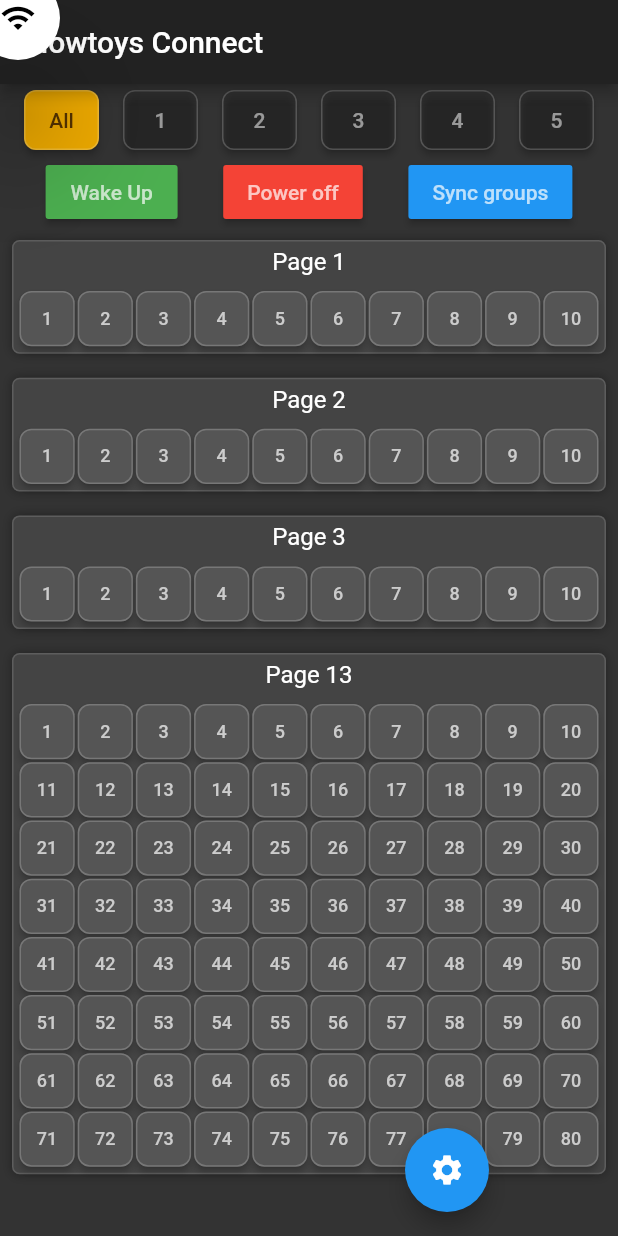
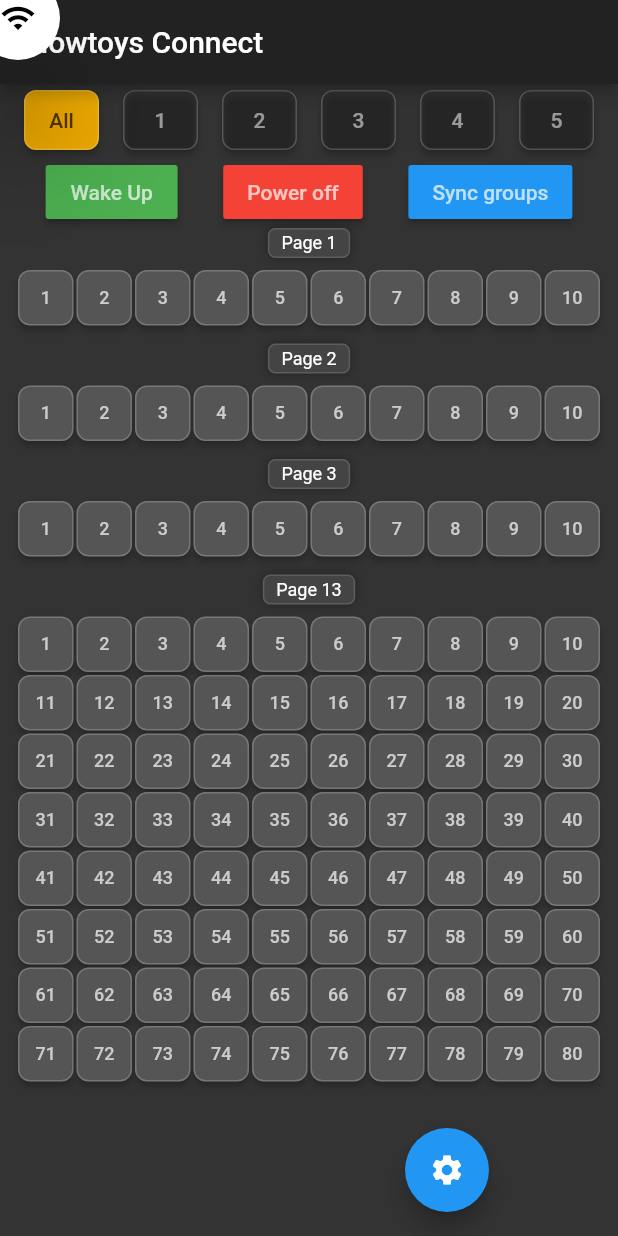
Before and after one commit to benkuper/FlowtoysConnect, a Flutter app: the screen it shows after launch, on a phone screen of 412 x 824 dp. Run offline on Flutter 3.47's test engine with Material 2 defaults, Android fonts, the phone set to English and light mode, and no system bars; drawn by our look-alikes of flutter_speed_dial; our stand-ins replace flutter_blue, fluttertoast, multicast_dns, shared_preferences, validators; missing offline and left inert: osc.

Commit message:
faster buetooth + better ui

```diff
--- a/lib/blemanager.dart
+++ b/lib/blemanager.dart
@@ -16,6 +16,7 @@ class BLEManager {
   bool isConnecting = false;
   bool isScanning = false;
   bool isReadyToSend = false;
+  bool isSending = false;
 
   StreamController<void> changeStream;
 
@@ -45,6 +46,7 @@ class BLEManager {
     isConnecting = true;
     isConnected = false;
     changeStream.add(null);
+
 
     await flutterBlue.connectedDevices.then((devices) {
       for (BluetoothDevice d in devices) {
@@ -201,8 +203,11 @@ class BLEManager {
       print(" > " + v.toString());
     }
 
+    //for(int i=0;i<10 && isSending;i++) sleep(Duration(milliseconds: 100));
+
     try {
-      await txChar.write(utf8.encode(message));
+      isSending =true;
+      await txChar.write(utf8.encode(message,),withoutResponse:true);
     } on PlatformException catch (error) {
       print("Error writing : " + error.toString());
       Fluttertoast.showToast(
@@ -214,6 +219,8 @@ class BLEManager {
           msg: "Error sending Bluetooth command :\n${error.toString()}",
           textColor: Colors.deepOrange);
     }
+
+    isSending = false;
   }
 
   void sendCredentials(String ssid, String pass) {
@@ -250,7 +257,6 @@ class _BLEConnectIconState extends State<BLEConnectIcon> {
     manager.scanAndConnect();
     subscription = manager.changeStream.stream.listen((data) {
       setState(() {
-        print("GOT INFO HERE ! " + manager.isReadyToSend.toString());
       });
     });
   }
--- a/lib/oscmanager.dart
+++ b/lib/oscmanager.dart
@@ -201,7 +201,6 @@ class OSCSettingsDialogState extends State<OSCSettingsDialog> {
 
   @override
   Widget build(BuildContext context) {
-    print("rebuild dialog");
     return Dialog(
         shape: RoundedRectangleBorder(
           borderRadius: BorderRadius.circular(8),
--- a/lib/pagemodegrid.dart
+++ b/lib/pagemodegrid.dart
@@ -29,32 +29,22 @@ class _PageModeSelectionState extends State<PageModeSelection> {
 
   @override
   Widget build(BuildContext context) {
-    print("Build GRID here");
+
+
     return ListView(
       controller: widget.scrollController,
       padding: EdgeInsets.only(bottom:70),
       children: [
         for (int i in [1, 2, 3, 13])
-          Container(
+
+              Stack(
+                children: [
+                  Container(
               padding: const EdgeInsets.all(4),
               margin: const EdgeInsets.all(8),
-              decoration: BoxDecoration(
-              color: Color(0xff444444),
-              boxShadow: [BoxShadow(color:Color(0x55000000),blurRadius: 5)],
-              border: Border.all(color: Color(0x22ffffff), width: 1),
-              borderRadius: BorderRadius.all(Radius.circular(5)),
-
-            ),
-
-            child: Column(
-                children: [
-                    Text(
-                    "Page $i",
-                    style: TextStyle(color: Color(0xffffffff), fontSize: 16),
-                  ),
-
-                  GridView.count(
-                      padding:EdgeInsets.only(top:10),
+              //decoration: deco ,
+                child:GridView.count(
+                      padding:EdgeInsets.only(top:16),
                       shrinkWrap: true,
                       physics: new NeverScrollableScrollPhysics(),
                       crossAxisCount: 10,
@@ -67,11 +57,27 @@ class _PageModeSelectionState extends State<PageModeSelection> {
                               onSelect: buttonSelected, page: i, mode: j)
                       ]),
 
+                   ),
 
+                   Center(
+                     child:Container(
+                      decoration: BoxDecoration(
+                  color: Color(0xff444444),
+                  boxShadow: [BoxShadow(color:Color(0x55000000),blurRadius: 5)],
+                  border: Border.all(color: Color(0x22ffffff), width: 1),
+                  borderRadius: BorderRadius.all(Radius.circular(5)),
+
+                ),
+                      padding:EdgeInsets.fromLTRB(8,2,8,2),
+                    child: Text(
+                    "Page $i",
+                    style: TextStyle(color: Color(0xffffffff), fontSize: 12),
+                    ),
+                  ),
+                   ),
                 ],
+
             ),
-          ),
-
       ],
     );
   }
```
